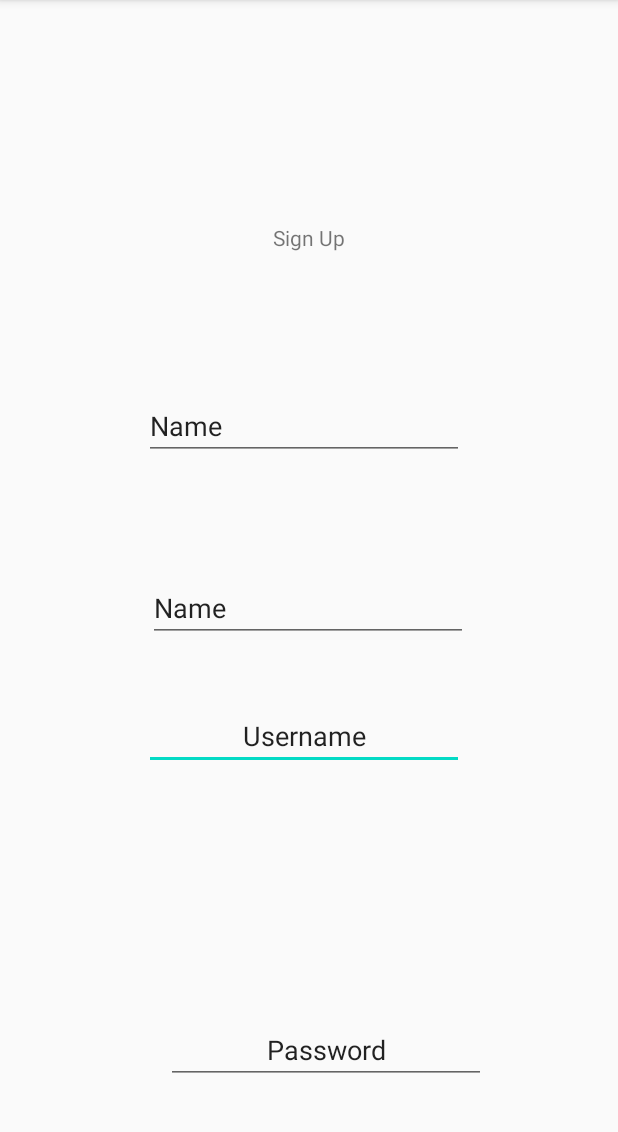
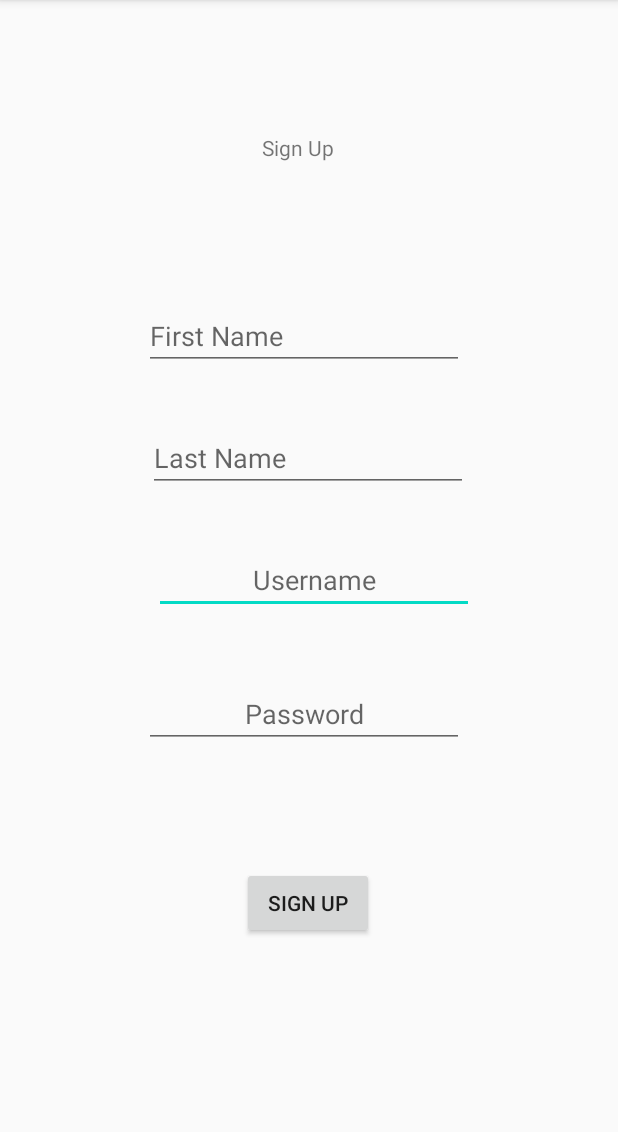
Before and after one commit to Voraphi/GradeTracker_TeamK, an Android app: the Register screen opened directly, with no data from a screen before it, on a phone screen of 412 x 824 dp, the part 84-1216 px from its top. Run offline under Robolectric (Android 15) with nearby library versions, the phone set to English and light mode, and no system bars; our stand-ins replace Room's generated code.

Commit message:
Updated text fields to display as hints

```diff
--- a/app/src/main/res/layout/activity_main.xml
+++ b/app/src/main/res/layout/activity_main.xml
@@ -34,7 +34,7 @@
         android:layout_width="wrap_content"
         android:layout_height="wrap_content"
         android:layout_marginBottom="232dp"
-        android:text="Button"
+        android:text="@string/login_button"
         app:layout_constraintBottom_toBottomOf="parent"
         app:layout_constraintEnd_toEndOf="parent"
         app:layout_constraintHorizontal_bias="0.498"
--- a/app/src/main/res/layout/activity_register.xml
+++ b/app/src/main/res/layout/activity_register.xml
@@ -10,10 +10,11 @@
         android:id="@+id/register_header"
         android:layout_width="217dp"
         android:layout_height="125dp"
-        android:layout_marginTop="96dp"
+        android:layout_marginTop="36dp"
         android:gravity="center"
         android:text="@string/register_button"
         app:layout_constraintEnd_toEndOf="parent"
+        app:layout_constraintHorizontal_bias="0.463"
         app:layout_constraintStart_toStartOf="parent"
         app:layout_constraintTop_toTopOf="parent" />
 
@@ -21,13 +22,13 @@
         android:id="@+id/register_input1"
         android:layout_width="wrap_content"
         android:layout_height="wrap_content"
-        android:layout_marginTop="40dp"
+        android:layout_marginTop="36dp"
         android:ems="10"
         android:gravity="center"
+        android:hint="@string/login_input1"
         android:inputType="textPersonName"
-        android:text="@string/login_input1"
         app:layout_constraintEnd_toEndOf="parent"
-        app:layout_constraintHorizontal_bias="0.482"
+        app:layout_constraintHorizontal_bias="0.517"
         app:layout_constraintStart_toStartOf="parent"
         app:layout_constraintTop_toBottomOf="@+id/register_last_name" />
 
@@ -35,13 +36,13 @@
         android:id="@+id/register_input2"
         android:layout_width="wrap_content"
         android:layout_height="wrap_content"
-        android:layout_marginTop="164dp"
+        android:layout_marginTop="44dp"
         android:ems="10"
         android:gravity="center"
+        android:hint="@string/login_input2"
         android:inputType="textPersonName"
-        android:text="@string/login_input2"
         app:layout_constraintEnd_toEndOf="parent"
-        app:layout_constraintHorizontal_bias="0.557"
+        app:layout_constraintHorizontal_bias="0.482"
         app:layout_constraintStart_toStartOf="parent"
         app:layout_constraintTop_toBottomOf="@+id/register_input1" />
 
@@ -56,7 +57,7 @@
         app:layout_constraintHorizontal_bias="0.498"
         app:layout_constraintStart_toStartOf="parent"
         app:layout_constraintTop_toBottomOf="@+id/register_input2"
-        app:layout_constraintVertical_bias="0.878" />
+        app:layout_constraintVertical_bias="0.783" />
 
     <EditText
         android:id="@+id/register_first_name"
@@ -64,8 +65,8 @@
         android:layout_height="wrap_content"
         android:layout_marginTop="40dp"
         android:ems="10"
+        android:hint="@string/first"
         android:inputType="textPersonName"
-        android:text="Name"
         app:layout_constraintEnd_toEndOf="parent"
         app:layout_constraintHorizontal_bias="0.482"
         app:layout_constraintStart_toStartOf="parent"
@@ -75,10 +76,10 @@
         android:id="@+id/register_last_name"
         android:layout_width="wrap_content"
         android:layout_height="wrap_content"
-        android:layout_marginTop="76dp"
+        android:layout_marginTop="36dp"
         android:ems="10"
+        android:hint="@string/last"
         android:inputType="textPersonName"
-        android:text="Name"
         app:layout_constraintEnd_toEndOf="parent"
         app:layout_constraintHorizontal_bias="0.497"
         app:layout_constraintStart_toStartOf="parent"
--- a/app/src/main/res/values/strings.xml
+++ b/app/src/main/res/values/strings.xml
@@ -7,4 +7,6 @@
     <string name="welcome">Welcome</string>
     <string name="placeholder">placeholder</string>
     <string name="register_button">Sign Up</string>
+    <string name="first">First Name</string>
+    <string name="last">Last Name</string>
 </resources>
```
Also changed, not shown: app/src/main/java/com/example/gradetracker_teamk/MainActivity.java (+13 -3 lines).
